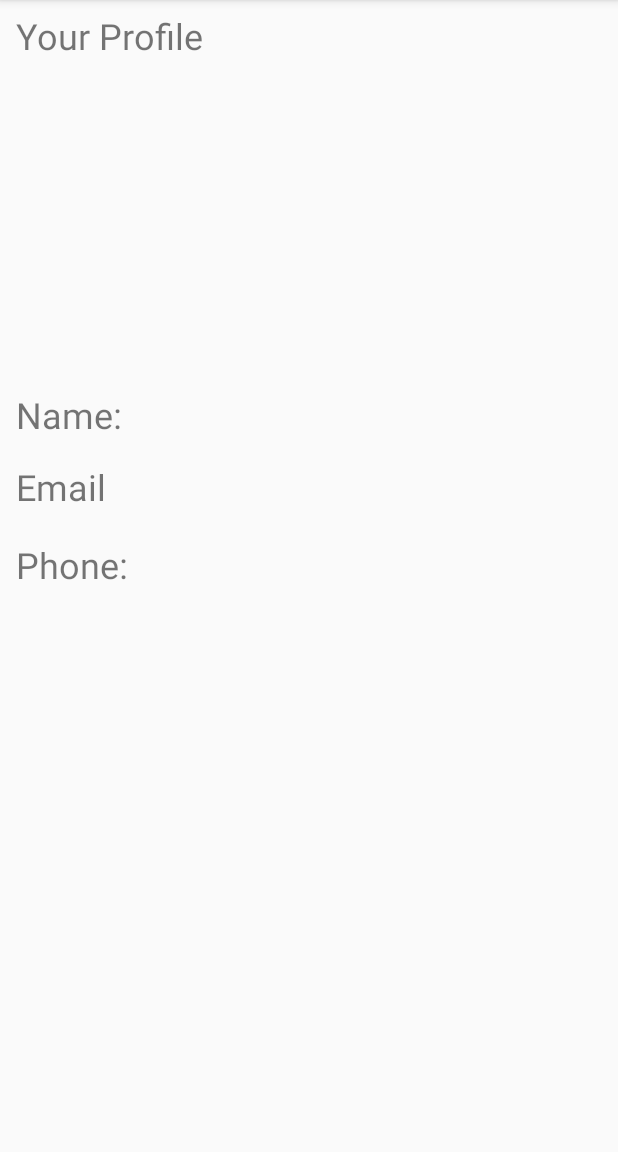
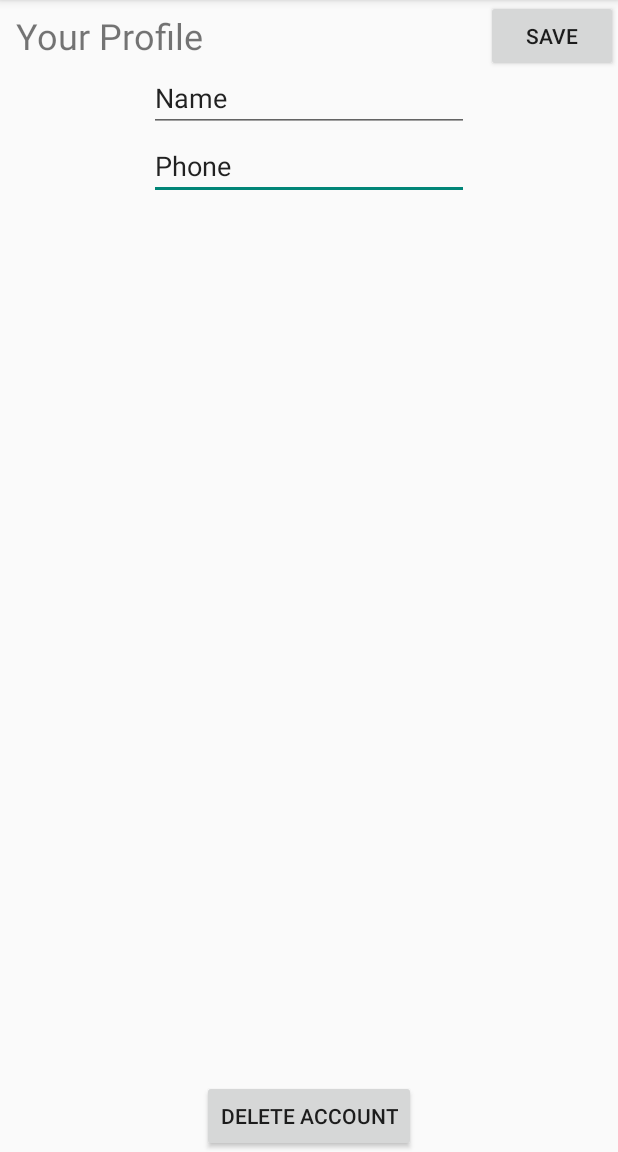
Before and after one commit to alexiscordts/AdoptMe, an Android app: the Profile screen opened directly, with no data from a screen before it, on a phone screen of 412 x 824 dp, the part 84-1236 px from its top. Run offline under Robolectric (Android 15) with nearby library versions, the light colour scheme and no system bars; our stand-ins replace Firebase (no records; nobody signed in at launch, a user with empty details on screens opened directly); 3 statements that could not run were skipped.

Commit message:
edit adopter profile and delete

```diff
--- a/app/src/main/java/com/example/adoptme/Profile.java
+++ b/app/src/main/java/com/example/adoptme/Profile.java
@@ -1,17 +1,35 @@
 package com.example.adoptme;
 
+import android.content.Intent;
 import android.os.Bundle;
+import android.view.View;
+import android.widget.EditText;
 import android.widget.ImageView;
 import android.widget.TextView;
+import android.widget.Toast;
 
+import androidx.annotation.NonNull;
 import androidx.appcompat.app.AppCompatActivity;
 
+import com.example.adoptme.Accounts.Adopter;
 import com.example.adoptme.R;
+import com.google.android.gms.tasks.OnCompleteListener;
+import com.google.android.gms.tasks.Task;
+import com.google.firebase.auth.FirebaseAuth;
+import com.google.firebase.auth.FirebaseUser;
+import com.google.firebase.database.DataSnapshot;
+import com.google.firebase.database.DatabaseError;
+import com.google.firebase.database.DatabaseReference;
+import com.google.firebase.database.FirebaseDatabase;
+import com.google.firebase.database.ValueEventListener;
 
 public class Profile extends AppCompatActivity {
 
-    TextView tvProfile, tvName, tvEmail, tvPhone;
-    ImageView imgProfile;
+    TextView tvProfile;
+    EditText mEditName, mEditPhone;
+    private FirebaseAuth auth;
+    private DatabaseReference mDatabase;
+    protected Adopter adopter;
 
     @Override
     protected void onCreate(Bundle savedInstanceState) {
@@ -19,10 +37,86 @@ public class Profile extends AppCompatActivity {
         setContentView(R.layout.profile);
 
         tvProfile = findViewById(R.id.tvProfile);
-        tvName = findViewById(R.id.tvName);
-        tvEmail = findViewById(R.id.tvEmail);
-        tvPhone = findViewById(R.id.tvPhone);
 
-        imgProfile = findViewById(R.id.imgProfile);
+        mEditName = findViewById(R.id.editName);
+        mEditPhone = findViewById(R.id.editPhone);
+
+        auth = FirebaseAuth.getInstance();
+        String uid = auth.getUid();
+        mDatabase = FirebaseDatabase.getInstance().getReference().child("users").child(uid);
+        ValueEventListener valueEventListener = new ValueEventListener() {
+            @Override
+            public void onDataChange(DataSnapshot dataSnapshot) {
+                adopter = dataSnapshot.getValue(Adopter.class);
+                Toast.makeText(Profile.this, "Welcome: " + adopter.getName(), Toast.LENGTH_SHORT).show();
+
+
+                mEditName.setText(adopter.getName());
+                mEditPhone.setText(adopter.getPhone());
+
+            }
+
+            @Override
+            public void onCancelled(@NonNull DatabaseError databaseError) {
+            }
+        };
+
+        mDatabase.addListenerForSingleValueEvent(valueEventListener);
+
+    }
+
+    public void onDeleteClick(View v){
+        FirebaseUser user = FirebaseAuth.getInstance().getCurrentUser();
+
+        ValueEventListener valueEventListener = new ValueEventListener() {
+            @Override
+            public void onDataChange(DataSnapshot dataSnapshot) {
+                for(DataSnapshot d: dataSnapshot.getChildren()){
+                    d.getRef().removeValue();
+                }
+
+            }
+
+            @Override
+            public void onCancelled(@NonNull DatabaseError databaseError) {
+            }
+        };
+
+        mDatabase.addListenerForSingleValueEvent(valueEventListener);
+
+        if (user != null) {
+            user.delete()
+                    .addOnCompleteListener(new OnCompleteListener<Void>() {
+                        @Override
+                        public void onComplete(@NonNull Task<Void> task) {
+                            if (task.isSuccessful()) {
+                                Toast.makeText(Profile.this, "Your profile is deleted", Toast.LENGTH_SHORT).show();
+                                startActivity(new Intent(Profile.this, MainActivity.class));
+                                finish();
+                            } else {
+                                Toast.makeText(Profile.this, "Failed to delete your account!", Toast.LENGTH_SHORT).show();
+                            }
+                        }
+                    });
+        }
+
+    }
+
+    public void onSaveClick(View v) {
+        ValueEventListener valueEventListener = new ValueEventListener() {
+            @Override
+            public void onDataChange(DataSnapshot dataSnapshot) {
+                adopter.setName(mEditName.getText().toString());
+                adopter.setPhone(mEditPhone.getText().toString());
+                mDatabase.setValue(adopter);
+            }
+
+            @Override
+            public void onCancelled(@NonNull DatabaseError databaseError) {
+            }
+        };
+
+        mDatabase.addListenerForSingleValueEvent(valueEventListener);
+
     }
 }
--- a/app/src/main/res/layout/profile.xml
+++ b/app/src/main/res/layout/profile.xml
@@ -6,21 +6,16 @@
     android:layout_width="match_parent"
     android:layout_height="match_parent">
 
-    <TextView
-        android:id="@+id/tvPhone"
-        android:layout_width="160dp"
-        android:layout_height="35dp"
-        android:layout_marginStart="10dp"
-        android:layout_marginLeft="10dp"
-        android:layout_marginTop="360dp"
-        android:layout_marginEnd="241dp"
-        android:layout_marginRight="241dp"
-        android:text="Phone:"
-        android:textSize="24sp"
+    <EditText
+        android:id="@+id/editPhone"
+        android:layout_width="wrap_content"
+        android:layout_height="wrap_content"
+        android:ems="10"
+        android:inputType="textPersonName"
+        android:text="Phone"
         app:layout_constraintEnd_toEndOf="parent"
-        app:layout_constraintHorizontal_bias="1.0"
         app:layout_constraintStart_toStartOf="parent"
-        app:layout_constraintTop_toTopOf="parent" />
+        app:layout_constraintTop_toBottomOf="@+id/editName" />
 
     <TextView
         android:id="@+id/tvProfile"
@@ -37,49 +32,33 @@
         app:layout_constraintStart_toStartOf="parent"
         app:layout_constraintTop_toTopOf="parent" />
 
-    <TextView
-        android:id="@+id/tvName"
-        android:layout_width="160dp"
-        android:layout_height="35dp"
-        android:layout_marginStart="10dp"
-        android:layout_marginLeft="10dp"
-        android:layout_marginTop="260dp"
-        android:layout_marginEnd="241dp"
-        android:layout_marginRight="241dp"
-        android:text="Name: "
-        android:textSize="24sp"
-        app:layout_constraintEnd_toEndOf="parent"
-        app:layout_constraintHorizontal_bias="1.0"
-        app:layout_constraintStart_toStartOf="parent"
-        app:layout_constraintTop_toTopOf="parent" />
-
-    <TextView
-        android:id="@+id/tvEmail"
-        android:layout_width="160dp"
-        android:layout_height="35dp"
-        android:layout_marginStart="10dp"
-        android:layout_marginLeft="10dp"
-        android:layout_marginTop="308dp"
-        android:layout_marginEnd="241dp"
-        android:layout_marginRight="241dp"
-        android:text="Email"
-        android:textSize="24sp"
-        app:layout_constraintEnd_toEndOf="parent"
-        app:layout_constraintHorizontal_bias="1.0"
-        app:layout_constraintStart_toStartOf="parent"
-        app:layout_constraintTop_toTopOf="parent" />
-
-    <ImageView
-        android:id="@+id/imgProfile"
+    <EditText
+        android:id="@+id/editName"
         android:layout_width="wrap_content"
         android:layout_height="wrap_content"
-        android:layout_marginStart="30dp"
-        android:layout_marginLeft="30dp"
-        android:layout_marginTop="39dp"
-        android:layout_marginEnd="253dp"
-        android:layout_marginRight="253dp"
+        android:ems="10"
+        android:inputType="textPersonName"
+        android:text="Name"
         app:layout_constraintEnd_toEndOf="parent"
         app:layout_constraintStart_toStartOf="parent"
-        app:layout_constraintTop_toBottomOf="@+id/tvProfile"
-        tools:srcCompat="@tools:sample/avatars" />
+        app:layout_constraintTop_toBottomOf="@+id/tvProfile" />
+
+    <Button
+        android:id="@+id/deleteAccountButton"
+        android:layout_width="wrap_content"
+        android:layout_height="wrap_content"
+        android:onClick="onDeleteClick"
+        android:text="Delete Account"
+        app:layout_constraintBottom_toBottomOf="parent"
+        app:layout_constraintEnd_toEndOf="parent"
+        app:layout_constraintStart_toStartOf="parent" />
+
+    <Button
+        android:id="@+id/saveButton"
+        android:layout_width="wrap_content"
+        android:layout_height="wrap_content"
+        android:onClick="onSaveClick"
+        android:text="save"
+        app:layout_constraintEnd_toEndOf="parent"
+        app:layout_constraintTop_toTopOf="parent" />
 </androidx.constraintlayout.widget.ConstraintLayout>
```
